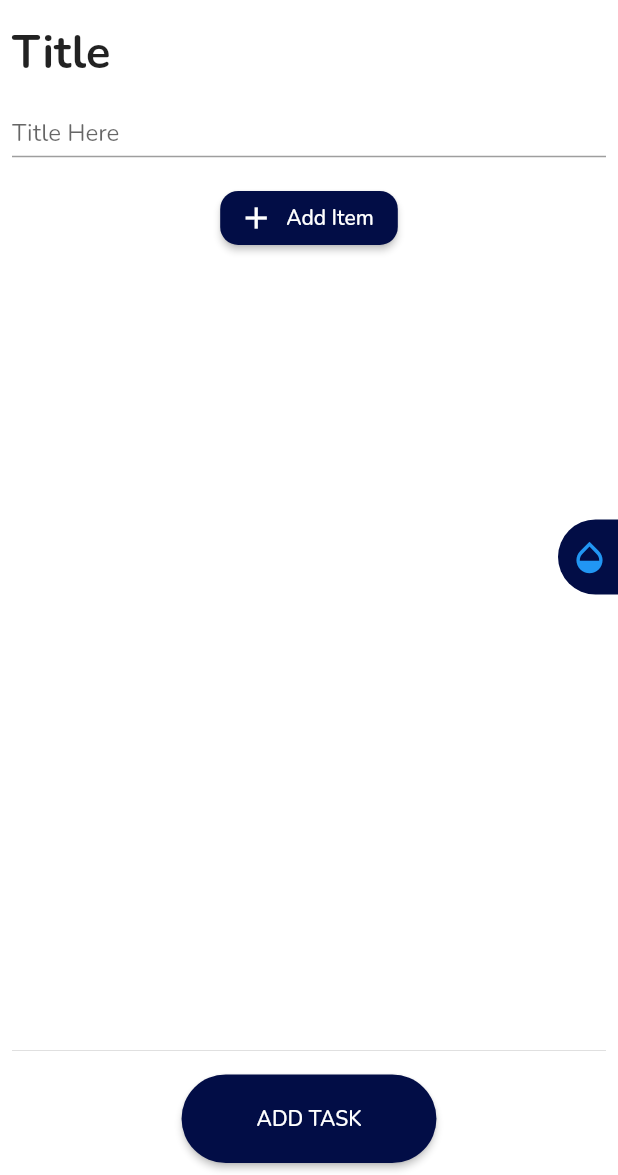
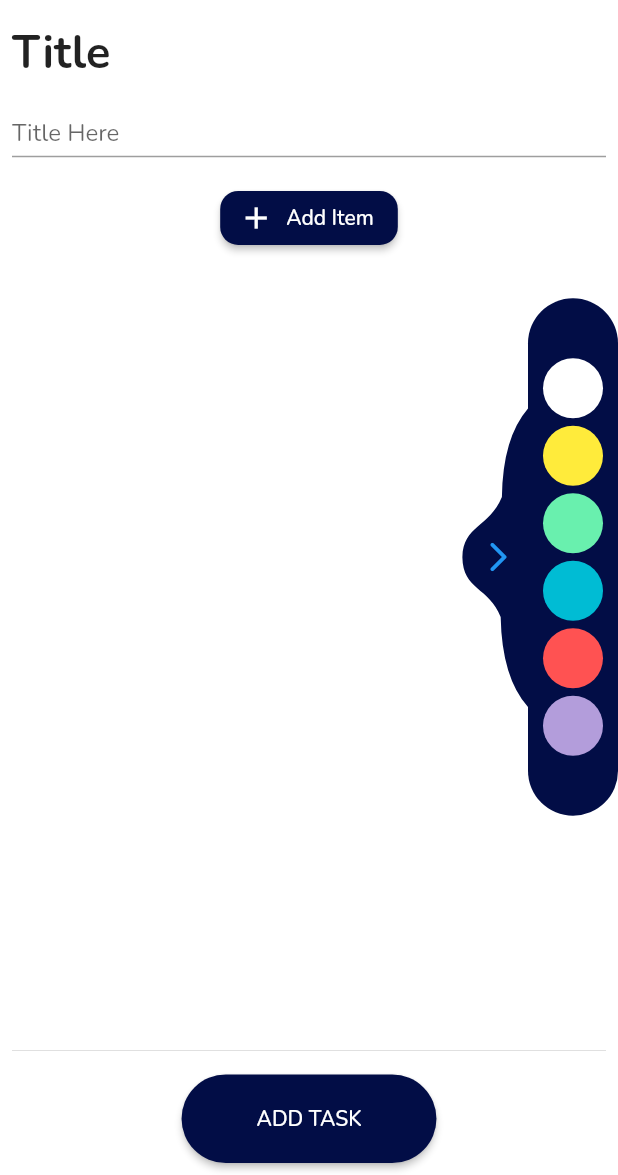
Before and after one commit to faizanje/flexiList, a Flutter app: the AddTaskScreen screen opened directly, after a tap on the "opacity" icon, on a phone screen of 412 x 824 dp, the part 61-1236 px from its top. Run offline on Flutter 3.47's test engine with Material 2 defaults, Android fonts, the phone set to English and light mode, and no system bars; drawn by our look-alikes of grouped_list; our stand-ins replace convex_bottom_bar, flutter_screenutil, flutter_svg, flutter_zoom_drawer, font_awesome_flutter, get and 3 more; missing offline and left inert: country_currency_pickers, country_list_pick.

Commit message:
Done ScreenBoarding , Currency slideDesign

```diff
--- /dev/null
+++ b/lib/components/slide_color_panel_design.dart
@@ -0,0 +1,38 @@
+import 'package:flutter/material.dart';
+import 'package:noteapp/constant/constant.dart';
+
+class RPSCustomPainter extends CustomPainter {
+  @override
+  void paint(Canvas canvas, Size size) {
+    Paint paint_0 = new Paint()
+      ..color = kPrimaryColor
+      ..style = PaintingStyle.fill
+      ..strokeWidth = 1.0;
+    Path path_0 = Path();
+    path_0.moveTo(size.width, size.height * 0.0050000);
+    path_0.quadraticBezierTo(size.width * 0.9030000, size.height * 0.1027500,
+        size.width * 0.9000000, size.height * 0.3000000);
+    path_0.cubicTo(
+        size.width * 0.8502500,
+        size.height * 0.4036500,
+        size.width * 0.7512500,
+        size.height * 0.3938000,
+        size.width * 0.7486000,
+        size.height * 0.5007000);
+    path_0.cubicTo(
+        size.width * 0.7500000,
+        size.height * 0.6103500,
+        size.width * 0.8515000,
+        size.height * 0.6000000,
+        size.width * 0.8953000,
+        size.height * 0.7000000);
+    path_0.quadraticBezierTo(size.width * 0.8997500, size.height * 0.9026500,
+        size.width, size.height);
+    canvas.drawPath(path_0, paint_0);
+  }
+
+  @override
+  bool shouldRepaint(covariant CustomPainter oldDelegate) {
+    return true;
+  }
+}
--- a/lib/constant/constant.dart
+++ b/lib/constant/constant.dart
@@ -5,3 +5,5 @@
 const kPrimaryColor = Color(
   0xFF020D46,
 );
+
+const kBtnColor = Color(0xFF6666B3);
--- a/lib/screens/add_task_screen.dart
+++ b/lib/screens/add_task_screen.dart
@@ -5,11 +5,13 @@
 import 'package:get/get.dart';
 import 'package:grouped_list/grouped_list.dart';
 import 'package:noteapp/components/circular_color_container.dart';
+import 'package:noteapp/components/slide_color_panel_design.dart';
 import 'package:noteapp/components/task_item.dart';
 import 'package:noteapp/constant/constant.dart';
 import 'package:noteapp/controllers/add_task_controller.dart';
 import 'package:noteapp/models/enums/task_status.dart';
 import 'package:noteapp/models/taskItem.dart';
+import 'dart:ui' as ui;
 import 'package:noteapp/controllers/sidebar_controller.dart';
 
 class AddTaskScreen extends StatelessWidget {
@@ -236,21 +238,19 @@
                 // child: ClipPath(
                 child: Row(
                   children: [
-                    InkWell(
-                      onTap: () {
-                        sidebarController.isSlideBarOpen.toggle();
-                      },
+                    Container(
+                      child: Stack(children: [
+                        CustomPaint(
+                          size: Size(174, 200),
+                          painter: RPSCustomPainter(),
+                        ),
+                        Positioned(
+                          right: 10,
+                          bottom: 90.2,
                           child: Container(
-                          decoration: BoxDecoration(
-                            color: kNavbarColor,
-                            borderRadius: BorderRadius.only(
-                              topLeft: Radius.circular(30),
-                              bottomLeft: Radius.circular(30),
-                            ),
-                          ),
-                          width: 40,
-                          height: 50,
-                          alignment: Alignment.centerLeft,
+                            alignment: Alignment.centerRight,
+                            width: 30,
+                            height: 30,
                             child: sidebarController.isSlideBarOpen.value
                                 ? IconButton(
                                     onPressed: () {
@@ -271,9 +271,42 @@
                                       Icons.opacity,
                                       color: Colors.blue,
                                       size: 26,
-                                  ),
                                     )),
                           ),
+                        ),
+                      ]),
+                    ),
+
+                    // InkWell(
+                    //   onTap: () {
+                    //     sidebarController.isSlideBarOpen.toggle();
+                    //   },
+                    //   child: CustomPaint(
+                    //       size: Size(174, 200),
+                    //       painter: RPSCustomPainter(),
+                    //       child: sidebarController.isSlideBarOpen.value
+                    //           ? IconButton(
+                    //               onPressed: () {
+                    //                 sidebarController.isSlideBarOpen.toggle();
+                    //                 print('opened');
+                    //               },
+                    //               icon: Icon(
+                    //                 Icons.arrow_forward_ios_rounded,
+                    //                 color: Colors.blue,
+                    //               ),
+                    //             )
+                    //           : IconButton(
+                    //               onPressed: () {
+                    //                 sidebarController.isSlideBarOpen.toggle();
+                    //                 print('closed ');
+                    //               },
+                    //               icon: Icon(
+                    //                 Icons.opacity,
+                    //                 color: Colors.blue,
+                    //                 size: 26,
+                    //               ),
+                    //             )),
+                    // ),
                     Container(
                       decoration: BoxDecoration(
                         color: kNavbarColor,
--- a/lib/screens/bottom_nav_screen.dart
+++ b/lib/screens/bottom_nav_screen.dart
@@ -6,7 +6,7 @@
 import 'package:noteapp/screens/notes_list_screen.dart';
 import 'package:noteapp/screens/archive_screen.dart';
 import 'package:noteapp/screens/layout_screen.dart';
-import 'package:noteapp/screens/reports_screen.dart';
+import 'package:noteapp/screens/report_screen.dart';
 
 class BottomNavScreen extends StatefulWidget {
   static const routeName = "/navBar";
@@ -19,7 +19,7 @@
   int selectedPage = 0;
   final _pageOption = [
     NotesListScreen(),
-    ReportsScreen(),
+    ReportScreen(),
     Container(),
     ArchiveScreen(),
     LayoutScreen()
--- a/pubspec.yaml
+++ b/pubspec.yaml
@@ -33,7 +33,6 @@
   cupertino_icons: ^1.0.2
   font_awesome_flutter: ^9.1.0
   material_design_icons_flutter: ^4.0.5955
-  introduction_screen: ^1.0.9
   flutter_gifimage: ^1.0.1
   country_list_pick: ^1.0.1+5
   country_currency_pickers: ^2.0.0
@@ -44,6 +43,7 @@
   flutter_screenutil: ^5.0.0+2
   google_fonts: ^2.1.0
   lottie: ^1.2.1
+  introduction_screen: ^2.1.0
 
 
 dev_dependencies:
```
Also changed, not shown: lib/components/done_button.dart (added, +48 -0 lines), lib/components/onboarding_item.dart (+2 -17 lines), lib/components/skip_button.dart (added, +52 -0 lines), lib/constant/introduction_json.dart (+7 -1 lines), lib/main.dart (+9 -3 lines), lib/screens/archive_screen.dart (+3 -6 lines), lib/screens/onboarding_screen.dart (+54 -143 lines), lib/screens/report_screen.dart (added, +85 -0 lines), lib/screens/reports_screen.dart (deleted, +0 -17 lines), lib/screens/select_country_screen.dart (+11 -8 lines), lib/sidebar/sidebar.dart (deleted, +0 -128 lines), lib/sidebar/sidebar_layout.dart (deleted, +0 -43 lines), assets/images/filter.svg (added), pubspec.lock, 4 other files. Lines whose indentation alone changed are shown as unchanged.
